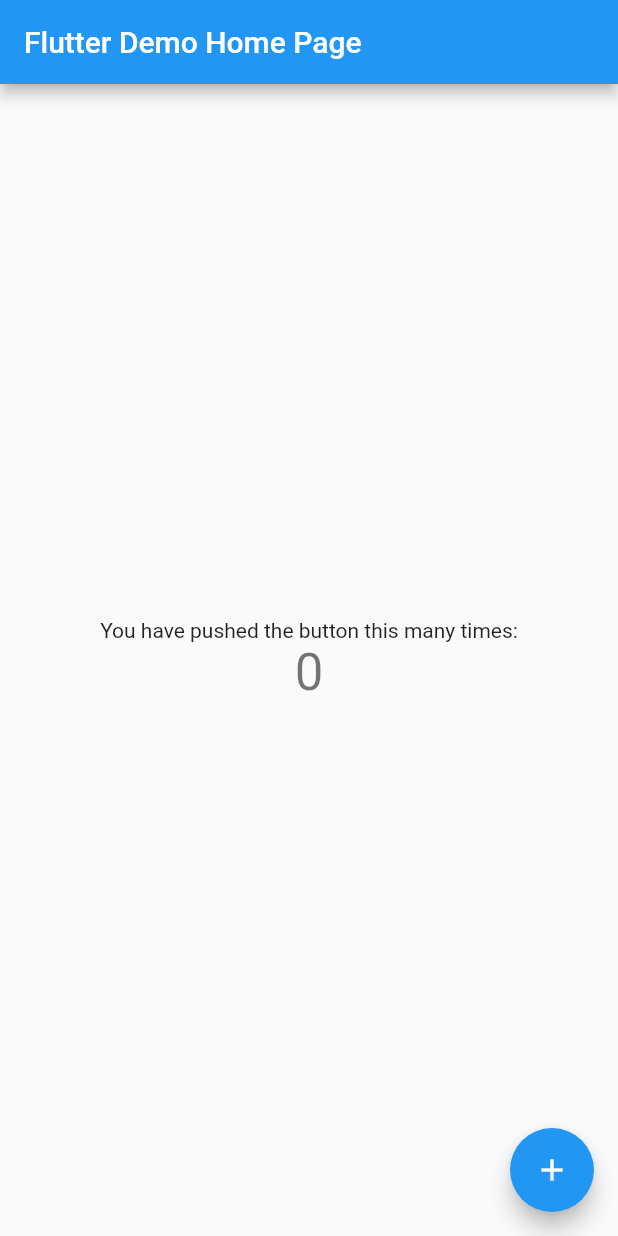
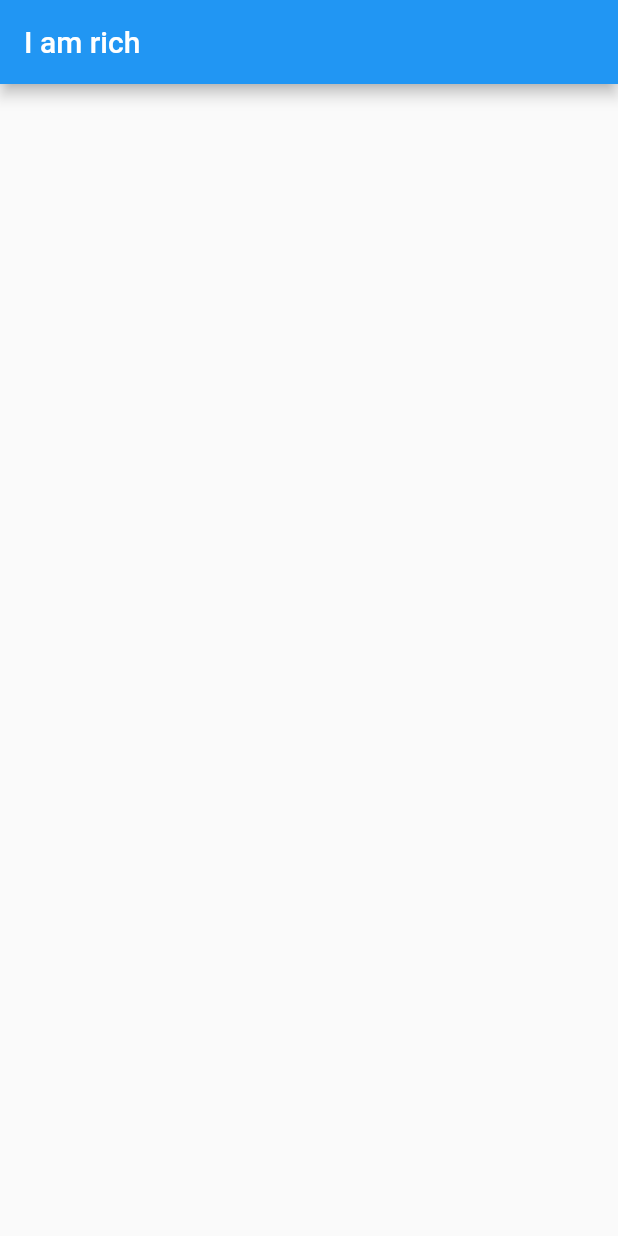
Before and after one commit to houcem-h/dsi3_i_am_rich, a Flutter app: the screen it shows after launch, on a phone screen of 412 x 824 dp. Run offline on Flutter 3.47's test engine with Material 2 defaults, Android fonts, the phone set to English and light mode, and no system bars.

Commit message:
appBar with a title

```diff
--- a/lib/main.dart
+++ b/lib/main.dart
@@ -1,115 +1,11 @@
 import 'package:flutter/material.dart';
 
 void main() {
-  runApp(const MyApp());
+  runApp(MaterialApp(
+    home: Scaffold(
+      appBar: AppBar(
+        title: Text('I am rich'),
+      ),
+    ),
+  ));
 }
-
-class MyApp extends StatelessWidget {
-  const MyApp({Key? key}) : super(key: key);
-
-  // This widget is the root of your application.
-  @override
-  Widget build(BuildContext context) {
-    return MaterialApp(
-      title: 'Flutter Demo',
-      theme: ThemeData(
-        // This is the theme of your application.
-        //
-        // Try running your application with "flutter run". You'll see the
-        // application has a blue toolbar. Then, without quitting the app, try
-        // changing the primarySwatch below to Colors.green and then invoke
-        // "hot reload" (press "r" in the console where you ran "flutter run",
-        // or simply save your changes to "hot reload" in a Flutter IDE).
-        // Notice that the counter didn't reset back to zero; the application
-        // is not restarted.
-        primarySwatch: Colors.blue,
-      ),
-      home: const MyHomePage(title: 'Flutter Demo Home Page'),
-    );
-  }
-}
-
-class MyHomePage extends StatefulWidget {
-  const MyHomePage({Key? key, required this.title}) : super(key: key);
-
-  // This widget is the home page of your application. It is stateful, meaning
-  // that it has a State object (defined below) that contains fields that affect
-  // how it looks.
-
-  // This class is the configuration for the state. It holds the values (in this
-  // case the title) provided by the parent (in this case the App widget) and
-  // used by the build method of the State. Fields in a Widget subclass are
-  // always marked "final".
-
-  final String title;
-
-  @override
-  State<MyHomePage> createState() => _MyHomePageState();
-}
-
-class _MyHomePageState extends State<MyHomePage> {
-  int _counter = 0;
-
-  void _incrementCounter() {
-    setState(() {
-      // This call to setState tells the Flutter framework that something has
-      // changed in this State, which causes it to rerun the build method below
-      // so that the display can reflect the updated values. If we changed
-      // _counter without calling setState(), then the build method would not be
-      // called again, and so nothing would appear to happen.
-      _counter++;
-    });
-  }
-
-  @override
-  Widget build(BuildContext context) {
-    // This method is rerun every time setState is called, for instance as done
-    // by the _incrementCounter method above.
-    //
-    // The Flutter framework has been optimized to make rerunning build methods
-    // fast, so that you can just rebuild anything that needs updating rather
-    // than having to individually change instances of widgets.
-    return Scaffold(
-      appBar: AppBar(
-        // Here we take the value from the MyHomePage object that was created by
-        // the App.build method, and use it to set our appbar title.
-        title: Text(widget.title),
-      ),
-      body: Center(
-        // Center is a layout widget. It takes a single child and positions it
-        // in the middle of the parent.
-        child: Column(
-          // Column is also a layout widget. It takes a list of children and
-          // arranges them vertically. By default, it sizes itself to fit its
-          // children horizontally, and tries to be as tall as its parent.
-          //
-          // Invoke "debug painting" (press "p" in the console, choose the
-          // "Toggle Debug Paint" action from the Flutter Inspector in Android
-          // Studio, or the "Toggle Debug Paint" command in Visual Studio Code)
-          // to see the wireframe for each widget.
-          //
-          // Column has various properties to control how it sizes itself and
-          // how it positions its children. Here we use mainAxisAlignment to
-          // center the children vertically; the main axis here is the vertical
-          // axis because Columns are vertical (the cross axis would be
-          // horizontal).
-          mainAxisAlignment: MainAxisAlignment.center,
-          children: <Widget>[
-            const Text(
-              'You have pushed the button this many times:',
-            ),
-            Text(
-              '$_counter',
-              style: Theme.of(context).textTheme.headline4,
-            ),
-          ],
-        ),
-      ),
-      floatingActionButton: FloatingActionButton(
-        onPressed: _incrementCounter,
-        tooltip: 'Increment',
-        child: const Icon(Icons.add),
-      ), // This trailing comma makes auto-formatting nicer for build methods.
-    );
-  }
-}
```
